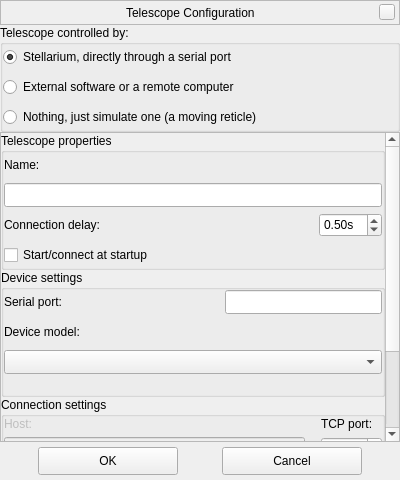
Qt form plugins/TelescopeControl/src/gui/telescopeConfigurationDialog.ui (519984307/stellarium_src) before a commit.
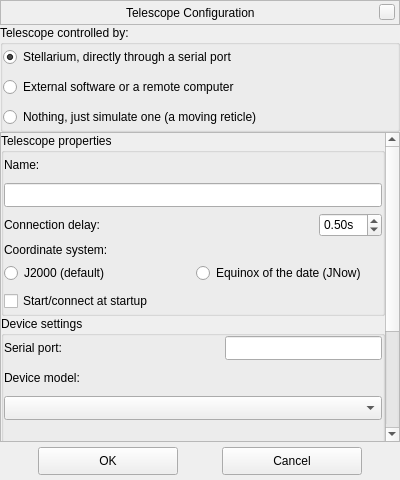
The same form after that commit. Custom widgets are drawn as their Qt base class.

Commit message: + manual override for telescope equinox/epoch

The edit to the form file:
```diff
--- a/plugins/TelescopeControl/src/gui/telescopeConfigurationDialog.ui
+++ b/plugins/TelescopeControl/src/gui/telescopeConfigurationDialog.ui
@@ -228,9 +228,9 @@
       <property name="geometry">
        <rect>
         <x>0</x>
-        <y>-112</y>
+        <y>0</y>
         <width>382</width>
-        <height>425</height>
+        <height>476</height>
        </rect>
       </property>
       <layout class="QVBoxLayout" name="verticalLayoutScrollArea">
@@ -348,6 +348,36 @@
             </item>
            </layout>
           </item>
+          <item>
+           <widget class="QLabel" name="labelEquinox">
+            <property name="text">
+             <string>Coordinate system:</string>
+            </property>
+           </widget>
+          </item>
+          <item>
+           <widget class="QFrame" name="frameEquinox">
+            <layout class="QHBoxLayout" name="horizontalLayoutEpoch">
+             <property name="margin">
+              <number>0</number>
+             </property>
+             <item>
+              <widget class="QRadioButton" name="radioButtonJ2000">
+               <property name="text">
+                <string>J2000 (default)</string>
+               </property>
+              </widget>
+             </item>
+             <item>
+              <widget class="QRadioButton" name="radioButtonJNow">
+               <property name="text">
+                <string>Equinox of the date (JNow)</string>
+               </property>
+              </widget>
+             </item>
+            </layout>
+           </widget>
+          </item>
           <item>
            <widget class="QCheckBox" name="checkBoxConnectAtStartup">
             <property name="minimumSize">
```
The commit also changes 10 other files.
